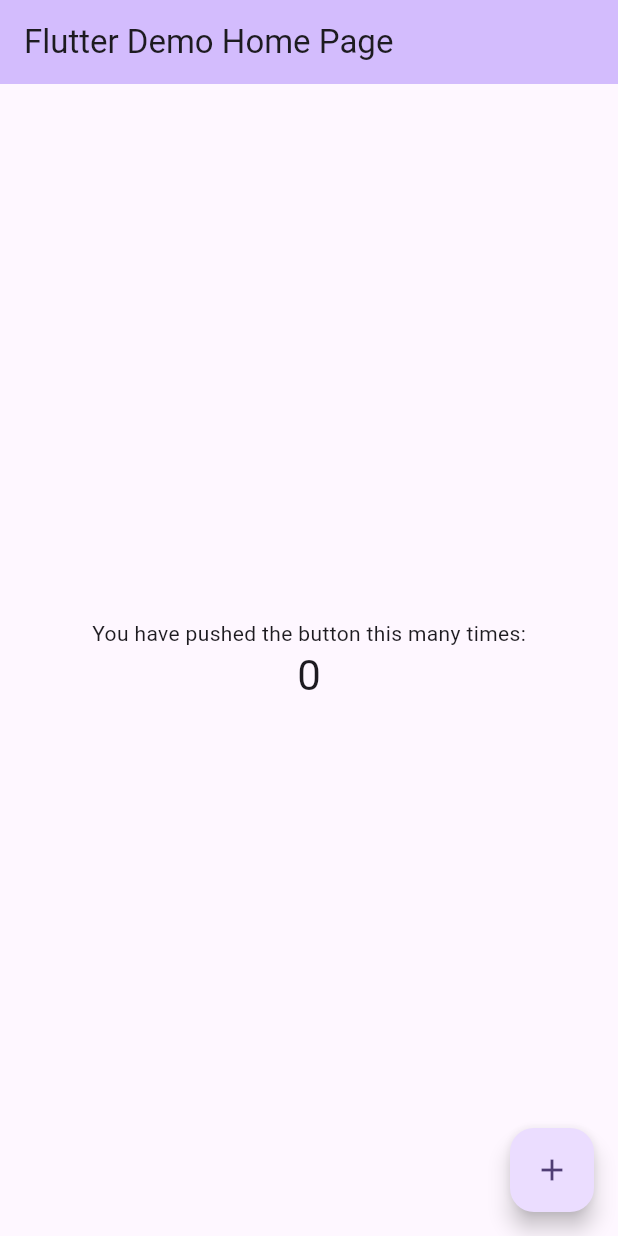
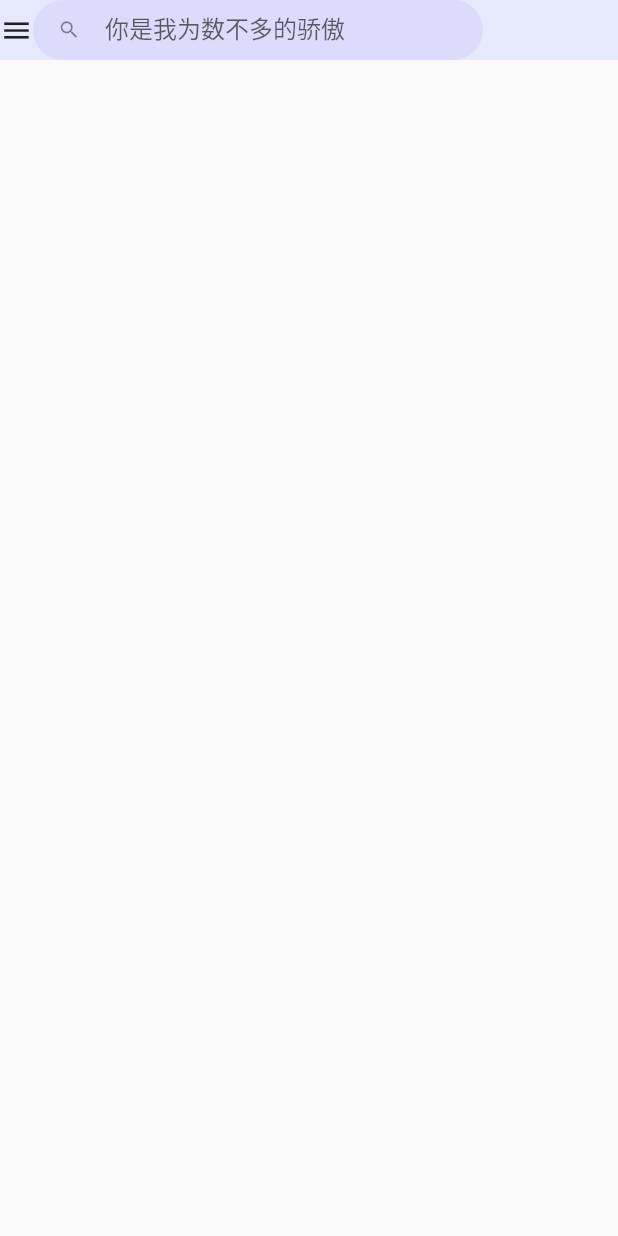
Before and after one commit to VaIOReTto1/CouldeMusic, a Flutter app: the screen it shows after launch, on a phone screen of 412 x 824 dp. Run offline on Flutter 3.47's test engine with Material 2 defaults, Android fonts, the phone set to English and light mode, and no system bars; our stand-ins replace flutter_screenutil.

Commit message:
feature：添加配置文件

```diff
--- /dev/null
+++ b/lib/HomePage.dart
@@ -0,0 +1,30 @@
+import 'package:cloude_music/config/config.dart';
+import 'package:flutter/material.dart';
+
+import 'explore_page/search.dart';
+
+class HomePage extends StatefulWidget {
+  const HomePage({super.key});
+
+  @override
+  State<HomePage> createState() => _HomePageState();
+}
+
+class _HomePageState extends State<HomePage> {
+  @override
+  Widget build(BuildContext context) {
+    return Scaffold(
+      body: Column(
+        children: [
+          Container(
+              padding: EdgeInsets.fromLTRB(
+                  0, MediaQuery.of(context).padding.top, 0, 0),
+              decoration: const BoxDecoration(
+                boxShadow: UIConfig.backgroundColor,
+              ),
+              child: const Search()),
+        ],
+      ),
+    );
+  }
+}
--- /dev/null
+++ b/lib/config/config.dart
@@ -0,0 +1,30 @@
+import 'dart:ui';
+
+import 'package:flutter/cupertino.dart';
+import 'package:flutter_screenutil/flutter_screenutil.dart';
+
+class UIConfig {
+  // 屏幕大小
+  static const double designWidth = 1080;
+  static const double designHeight = 2400;
+
+  //图标大小
+  static final double appBarIconSize = ScreenUtil().setSp(64); //底部栏右侧图标大小
+  static final double searchIconSize = ScreenUtil().setSp(44); //搜索框图标大小
+  static final double recommendIconSize = ScreenUtil().setSp(78); //推荐栏图标大小
+  static final double listImageSize = ScreenUtil().setSp(350); //歌单图片大小
+  static final double bottomIconSize = ScreenUtil().setSp(76); //底部导航栏图标大小
+  static final double recordImageSize = ScreenUtil().setSp(120); //播放歌曲专辑大小
+
+  //字体大小
+  static final double searchFontSize = ScreenUtil().setSp(40); //搜索框字体大小
+  static final double recommendFontSize = ScreenUtil().setSp(30); //推荐栏字体大小
+  static final double listFontSize = ScreenUtil().setSp(45); //推荐歌单字体大小
+
+  //色彩
+  static const List<BoxShadow> backgroundColor = [
+    BoxShadow(color: Color(0xfff8f9fd)),
+    BoxShadow(color: Color(0xffe5e9fc))
+  ];
+  static const int searchColor = 0xffdbdcfb;
+}
--- /dev/null
+++ b/lib/explore_page/search.dart
@@ -0,0 +1,39 @@
+import 'package:cloude_music/config/config.dart';
+import 'package:flutter/material.dart';
+
+class Search extends StatefulWidget {
+  const Search({super.key});
+
+  @override
+  State<Search> createState() => _SearchState();
+}
+
+class _SearchState extends State<Search> {
+  @override
+  Widget build(BuildContext context) {
+    return Row(
+      children: [
+        Icon(Icons.menu,size: UIConfig.appBarIconSize,),
+        Container(
+          width: 300,
+          height: 40,
+          decoration: const BoxDecoration(
+            borderRadius: BorderRadius.all(Radius.circular(65.0),),
+            color: Color(UIConfig.searchColor),
+          ),
+          child: TextField(
+            cursorColor: const Color(UIConfig.searchColor),
+            style: const TextStyle(color: Colors.black),
+            decoration: InputDecoration(
+              contentPadding: const EdgeInsets.symmetric(
+                  horizontal: 0, vertical: 2.0),
+              hintText: "你是我为数不多的骄傲",
+              border: InputBorder.none,
+              prefixIcon: Icon(Icons.search,size: UIConfig.searchIconSize,),
+            ),
+          ),
+        ),
+      ],
+    );
+  }
+}
--- a/lib/main.dart
+++ b/lib/main.dart
@@ -1,4 +1,8 @@
+import 'package:cloude_music/config/config.dart';
 import 'package:flutter/material.dart';
+import 'package:flutter_screenutil/flutter_screenutil.dart';
+
+import 'HomePage.dart';
 
 void main() {
   runApp(const MyApp());
@@ -7,119 +11,19 @@ void main() {
 class MyApp extends StatelessWidget {
   const MyApp({super.key});
 
-  // This widget is the root of your application.
   @override
   Widget build(BuildContext context) {
-    return MaterialApp(
-      title: 'Flutter Demo',
-      theme: ThemeData(
-        // This is the theme of your application.
-        //
-        // TRY THIS: Try running your application with "flutter run". You'll see
-        // the application has a blue toolbar. Then, without quitting the app,
-        // try changing the seedColor in the colorScheme below to Colors.green
-        // and then invoke "hot reload" (save your changes or press the "hot
-        // reload" button in a Flutter-supported IDE, or press "r" if you used
-        // the command line to start the app).
-        //
-        // Notice that the counter didn't reset back to zero; the application
-        // state is not lost during the reload. To reset the state, use hot
-        // restart instead.
-        //
-        // This works for code too, not just values: Most code changes can be
-        // tested with just a hot reload.
-        colorScheme: ColorScheme.fromSeed(seedColor: Colors.deepPurple),
-        useMaterial3: true,
-      ),
-      home: const MyHomePage(title: 'Flutter Demo Home Page'),
+    return ScreenUtilInit(
+      designSize: const Size(UIConfig.designWidth, UIConfig.designHeight),
+      minTextAdapt: true,
+      splitScreenMode: true,
+      builder: (context, child) {
+        return MaterialApp(
+          debugShowCheckedModeBanner: false,
+          home: child,
+        );
+      },
+      child: const HomePage(),
     );
   }
 }
-
-class MyHomePage extends StatefulWidget {
-  const MyHomePage({super.key, required this.title});
-
-  // This widget is the home page of your application. It is stateful, meaning
-  // that it has a State object (defined below) that contains fields that affect
-  // how it looks.
-
-  // This class is the configuration for the state. It holds the values (in this
-  // case the title) provided by the parent (in this case the App widget) and
-  // used by the build method of the State. Fields in a Widget subclass are
-  // always marked "final".
-
-  final String title;
-
-  @override
-  State<MyHomePage> createState() => _MyHomePageState();
-}
-
-class _MyHomePageState extends State<MyHomePage> {
-  int _counter = 0;
-
-  void _incrementCounter() {
-    setState(() {
-      // This call to setState tells the Flutter framework that something has
-      // changed in this State, which causes it to rerun the build method below
-      // so that the display can reflect the updated values. If we changed
-      // _counter without calling setState(), then the build method would not be
-      // called again, and so nothing would appear to happen.
-      _counter++;
-    });
-  }
-
-  @override
-  Widget build(BuildContext context) {
-    // This method is rerun every time setState is called, for instance as done
-    // by the _incrementCounter method above.
-    //
-    // The Flutter framework has been optimized to make rerunning build methods
-    // fast, so that you can just rebuild anything that needs updating rather
-    // than having to individually change instances of widgets.
-    return Scaffold(
-      appBar: AppBar(
-        // TRY THIS: Try changing the color here to a specific color (to
-        // Colors.amber, perhaps?) and trigger a hot reload to see the AppBar
-        // change color while the other colors stay the same.
-        backgroundColor: Theme.of(context).colorScheme.inversePrimary,
-        // Here we take the value from the MyHomePage object that was created by
-        // the App.build method, and use it to set our appbar title.
-        title: Text(widget.title),
-      ),
-      body: Center(
-        // Center is a layout widget. It takes a single child and positions it
-        // in the middle of the parent.
-        child: Column(
-          // Column is also a layout widget. It takes a list of children and
-          // arranges them vertically. By default, it sizes itself to fit its
-          // children horizontally, and tries to be as tall as its parent.
-          //
-          // Column has various properties to control how it sizes itself and
-          // how it positions its children. Here we use mainAxisAlignment to
-          // center the children vertically; the main axis here is the vertical
-          // axis because Columns are vertical (the cross axis would be
-          // horizontal).
-          //
-          // TRY THIS: Invoke "debug painting" (choose the "Toggle Debug Paint"
-          // action in the IDE, or press "p" in the console), to see the
-          // wireframe for each widget.
-          mainAxisAlignment: MainAxisAlignment.center,
-          children: <Widget>[
-            const Text(
-              'You have pushed the button this many times:',
-            ),
-            Text(
-              '$_counter',
-              style: Theme.of(context).textTheme.headlineMedium,
-            ),
-          ],
-        ),
-      ),
-      floatingActionButton: FloatingActionButton(
-        onPressed: _incrementCounter,
-        tooltip: 'Increment',
-        child: const Icon(Icons.add),
-      ), // This trailing comma makes auto-formatting nicer for build methods.
-    );
-  }
-}
```
Also changed, not shown: lib/config/icon.dart (added, +59 -0 lines), pubspec.yaml (+7 -0 lines), image/iconfont.ttf (added), pubspec.lock, 1 other file.
